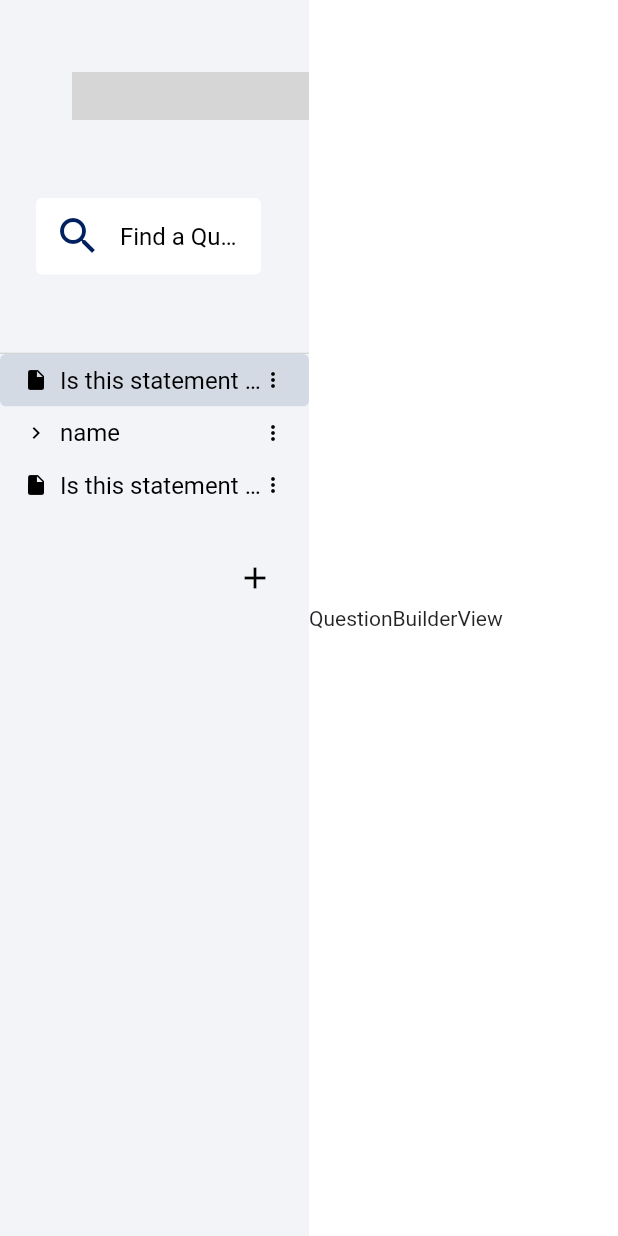
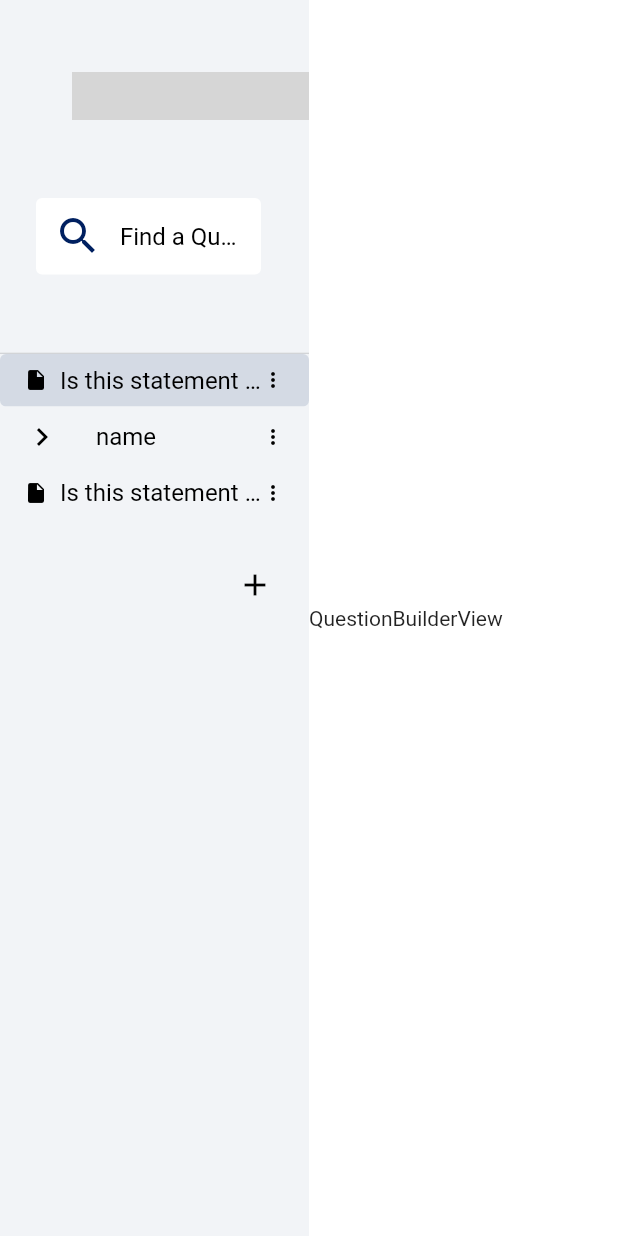
Before and after one commit to seancarnahan/interview_part2_survey_creator, a Flutter app: the EnvDesktopScaffold screen opened directly, on a phone screen of 412 x 824 dp. Run offline on Flutter 3.47's test engine with Material 2 defaults, Android fonts, the phone set to English and light mode, and no system bars; Roboto replaces fonts that are missing (HelveticaNeue, Helvetica Neue, Helvetica, Arial, sans-serif); grey boxes are pictures that could not be loaded.

Commit message:
develop: handled indenting of folders

```diff
--- a/lib/models/SurveyFolder.dart
+++ b/lib/models/SurveyFolder.dart
@@ -9,7 +9,7 @@ class SurveyFolder implements SurveyGroupable {
   SurveyFolder(this.name, this.items);
 
   @override
-  Widget buildGroupItem() {
-    return QuestionFolder(folder: this);
+  Widget buildGroupItem(int numIndents) {
+    return QuestionFolder(numIndents: numIndents, folder: this);
   }
 }
--- a/lib/models/SurveyGroupable.dart
+++ b/lib/models/SurveyGroupable.dart
@@ -2,5 +2,5 @@ import 'package:flutter/material.dart';
 
 abstract class SurveyGroupable {
 
-  Widget buildGroupItem();
+  Widget buildGroupItem(int numIndents);
 }
--- a/lib/models/SurveyQuestionBoolean.dart
+++ b/lib/models/SurveyQuestionBoolean.dart
@@ -46,10 +46,9 @@ class SurveyQuestionBoolean implements SurveyQuestionable {
   }
 
   @override
-  Widget buildGroupItem() {
+  Widget buildGroupItem(int numIndents) {
     // TODO pass SurveyQuestionable type icon -> ex: boolean icon
     return QuestionFile(
-      key: ValueKey(this),
       question: this
     );
   }
--- a/lib/models/SurveyQuestionMultipleChoice.dart
+++ b/lib/models/SurveyQuestionMultipleChoice.dart
@@ -113,10 +113,9 @@ class SurveyQuestionMultipleChoice implements SurveyQuestionable {
   }
 
   @override
-  Widget buildGroupItem() {
+  Widget buildGroupItem(int numIndents) {
     // TODO pass SurveyQuestionable type icon -> ex: boolean icon
     return QuestionFile(
-      key: ValueKey(this),
       question: this
     );
   }
--- a/lib/models/SurveyQuestionNumber.dart
+++ b/lib/models/SurveyQuestionNumber.dart
@@ -72,10 +72,9 @@ class SurveyQuestionNumber implements SurveyQuestionable {
   }
 
   @override
-  Widget buildGroupItem() {
+  Widget buildGroupItem(int numIndents) {
     // TODO pass SurveyQuestionable type icon -> ex: boolean icon
     return QuestionFile(
-      key: ValueKey(this),
       question: this
     );
   }
--- a/lib/models/SurveyQuestionText.dart
+++ b/lib/models/SurveyQuestionText.dart
@@ -40,10 +40,9 @@ class SurveyQuestionText implements SurveyQuestionable {
   }
 
   @override
-  Widget buildGroupItem() {
+  Widget buildGroupItem(int numIndents) {
     // TODO pass SurveyQuestionable type icon -> ex: boolean icon
     return QuestionFile(
-      key: ValueKey(this),
       question: this
     );
   }
--- a/lib/pages/surveyQuestionsPage/widgets/foldersView/widgets/QuestionFolder.dart
+++ b/lib/pages/surveyQuestionsPage/widgets/foldersView/widgets/QuestionFolder.dart
@@ -6,8 +6,9 @@ import 'package:interview_survey_creator_simple/widgets/button/EnvGestureDetecto
 
 // TODO: breakdown into smaller widgets
 class QuestionFolder extends StatefulWidget {
+  final int numIndents;
   final SurveyFolder folder;
-  const QuestionFolder({Key? key, required this.folder}) : super(key: key);
+  const QuestionFolder({Key? key, required this.folder, required this.numIndents}) : super(key: key);
 
   @override
   State<QuestionFolder> createState() => _QuestionFolderState();
@@ -37,10 +38,10 @@ class _QuestionFolderState extends State<QuestionFolder> {
                   mainAxisAlignment: MainAxisAlignment.spaceBetween,
                   children: [
                     Padding(
-                      padding: const EdgeInsets.only(right: 8),
+                      padding: const EdgeInsets.only(right: 24),
                       child: Icon(
                         isExpanded ? Icons.expand_more : Icons.chevron_right,
-                        size: 16,
+                        size: 24,
                         color: BrandedColors.black500,
                       )
                     ),
@@ -76,7 +77,11 @@ class _QuestionFolderState extends State<QuestionFolder> {
               print('Reorder has occured');
             },
             itemBuilder: (context, index) {
-              return widget.folder.items[index].buildGroupItem();
+              return Padding(
+                key: ValueKey(widget.folder.items[index]),
+                padding: EdgeInsets.only(left: 24.0 * widget.numIndents),
+                child: widget.folder.items[index].buildGroupItem(widget.numIndents + 1),
+              );
             },
           )
         )
--- a/lib/pages/surveyQuestionsPage/widgets/foldersView/widgets/QuestionLists.dart
+++ b/lib/pages/surveyQuestionsPage/widgets/foldersView/widgets/QuestionLists.dart
@@ -20,7 +20,7 @@ class QuestionLists extends StatelessWidget {
       },
       itemBuilder: (context, index) {
         SurveyQuestionable question = SurveyQuestionBoolean(
-          'Is this statement sdfnjsdfnj  ',
+          'Is this statement sdfnjsdfnj ff f f f f f f f f  f f ',
           1
         );
         return Builder(
@@ -33,7 +33,10 @@ class QuestionLists extends StatelessWidget {
               );
             }
             if (index == 1) {
-              return QuestionFolder(folder: SurveyFolder('name', [question]));
+              return QuestionFolder(
+                numIndents: 1,
+                folder: SurveyFolder('name', [SurveyFolder('next', [question])])
+              );
             }
             return QuestionFile(question: question);
           }
```
